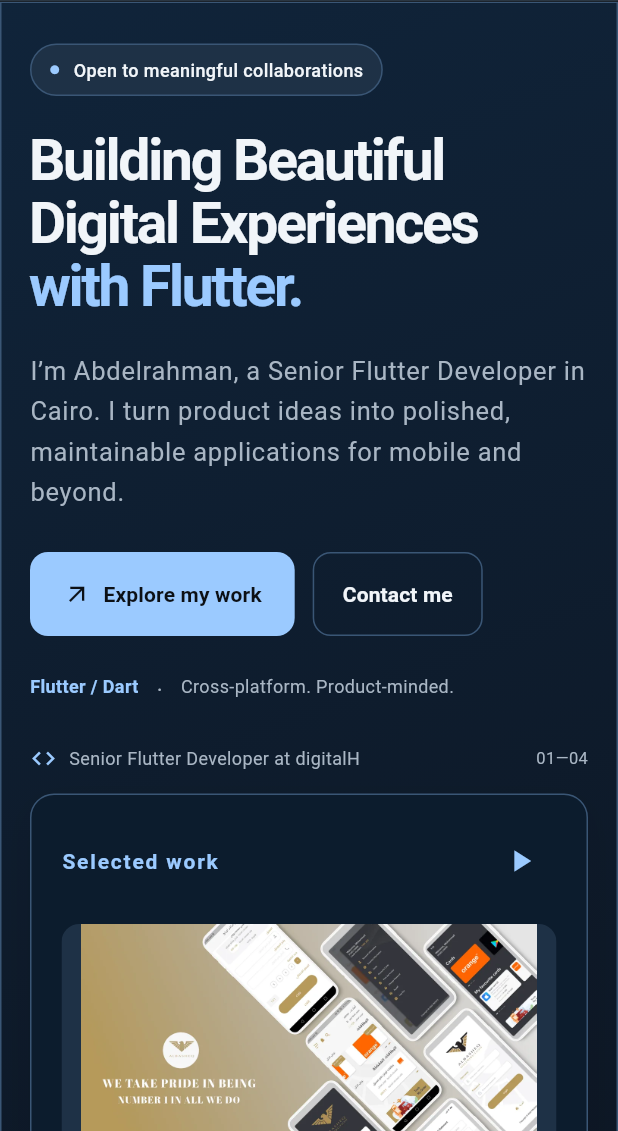
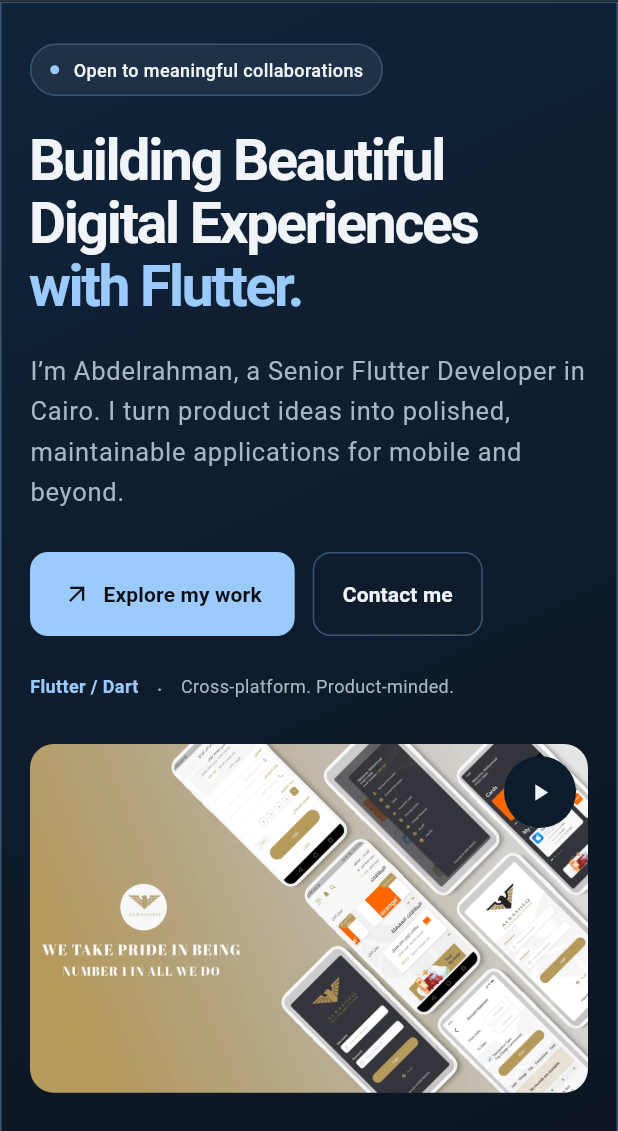
Before and after one commit to abdo6400/portfolio, a Flutter app: the screen it shows after launch, after a tap on the "pause" icon, on a phone screen of 412 x 824 dp, the part 105-1236 px from its top. Run offline on Flutter 3.47's test engine with Material 3 defaults, Android fonts, the phone set to English and light mode, and no system bars; our stand-ins replace video_player.

Commit message:
Simplify hero showcase to project artwork and title

```diff
--- a/flutter-portfolio/lib/content/studio_content.dart
+++ b/flutter-portfolio/lib/content/studio_content.dart
@@ -1,6 +1,15 @@
 import 'portfolio_content.dart';
 
 abstract final class StudioCopy {
+  static const showcaseHint = Bilingual(
+    'Swipe or use arrow keys to browse projects.',
+    'اسحب أو استخدم مفاتيح الأسهم لتصفح المشاريع.',
+  );
+  static const nextProject = Bilingual('Next project', 'المشروع التالي');
+  static const previousProject = Bilingual(
+    'Previous project',
+    'المشروع السابق',
+  );
   static const home = Bilingual('Home', 'الرئيسية');
   static const skills = Bilingual('Skills', 'المهارات');
   static const projects = Bilingual('Projects', 'المشاريع');
--- a/flutter-portfolio/lib/design/theme.dart
+++ b/flutter-portfolio/lib/design/theme.dart
@@ -13,6 +13,7 @@ abstract final class Brand {
   static const space = 24.0;
   static const radius = 16.0;
   static const panelRadius = 36.0;
+  static const showcaseImageRatio = 1.6;
   static const contentWidth = 1240.0;
   static const desktop = 850.0;
   static const navDesktop = 1020.0;
--- a/flutter-portfolio/lib/pages/portfolio_sections.dart
+++ b/flutter-portfolio/lib/pages/portfolio_sections.dart
@@ -132,27 +132,10 @@ class PortfolioSections {
           ),
         ],
       );
-      final composition = Column(
-        crossAxisAlignment: CrossAxisAlignment.stretch,
-        children: [
-          Padding(
-            padding: const EdgeInsets.only(bottom: 14),
-            child: Row(
-              children: [
-                Icon(Icons.code, size: 18, color: p.violet),
-                const SizedBox(width: 8),
-                Expanded(
-                  child: Text(
-                    t(Copy.role),
-                    style: TextStyle(color: p.muted, fontSize: 12),
-                  ),
-                ),
-                Text('01—04', style: TextStyle(color: p.muted, fontSize: 11)),
-              ],
-            ),
-          ),
-          HeroShowcase(arabic: arabic, wide: wide, onProject: onProject),
-        ],
+      final composition = HeroShowcase(
+        arabic: arabic,
+        wide: wide,
+        onProject: onProject,
       );
       return Column(
         crossAxisAlignment: CrossAxisAlignment.start,
--- a/flutter-portfolio/lib/widgets/hero_showcase.dart
+++ b/flutter-portfolio/lib/widgets/hero_showcase.dart
@@ -1,12 +1,15 @@
 import 'dart:async';
 
 import 'package:flutter/material.dart';
+import 'package:flutter/services.dart';
+import 'package:flutter/gestures.dart';
+import 'package:flutter/semantics.dart';
 
 import '../content/portfolio_content.dart';
 import '../content/featured_projects.dart';
 import '../content/project_covers.dart';
+import '../content/studio_content.dart';
 import '../design/theme.dart';
-import 'brand_widgets.dart';
 
 class BrandIdentity extends StatelessWidget {
   const BrandIdentity({super.key, required this.arabic});
@@ -88,6 +91,7 @@ class _HeroShowcaseState extends State<HeroShowcase>
   bool hovered = false;
   bool focused = false;
   bool foreground = true;
+  bool dragging = false;
   bool reducedMotion = false;
   @override
   void initState() {
@@ -102,7 +106,12 @@ class _HeroShowcaseState extends State<HeroShowcase>
     timer?.cancel();
     if (!reducedMotion) {
       timer = Timer.periodic(const Duration(seconds: 5), (_) {
-        if (mounted && !paused && !hovered && !focused && foreground) {
+        if (mounted &&
+            !paused &&
+            !hovered &&
+            !focused &&
+            !dragging &&
+            foreground) {
           setState(() => index = (index + 1) % featuredProjects.length);
         }
       });
@@ -121,109 +130,150 @@ class _HeroShowcaseState extends State<HeroShowcase>
     super.dispose();
   }
 
+  double dragDistance = 0;
+  void shift(int direction) => setState(() {
+    index = (index + direction) % featuredProjects.length;
+  });
+
   @override
   Widget build(BuildContext context) {
     final project = featuredProjects[index];
+    final p = Palette.of(context);
     return RepaintBoundary(
       child: MouseRegion(
         onEnter: (_) => hovered = true,
         onExit: (_) => hovered = false,
         child: Focus(
           onFocusChange: (value) => focused = value,
-          child: Container(
-            padding: const EdgeInsets.all(20),
-            decoration: BoxDecoration(
-              color: Palette.of(context).panel,
-              border: Border.all(color: Palette.of(context).border),
-              boxShadow: const [
-                BoxShadow(
-                  color: Color(0x14000000),
-                  blurRadius: 20,
-                  offset: Offset(0, 8),
+          onKeyEvent: (_, event) {
+            if (event is! KeyDownEvent) return KeyEventResult.ignored;
+            final key = event.logicalKey;
+            if (key != LogicalKeyboardKey.arrowLeft &&
+                key != LogicalKeyboardKey.arrowRight) {
+              return KeyEventResult.ignored;
+            }
+            final right = key == LogicalKeyboardKey.arrowRight;
+            shift((right != widget.arabic) ? 1 : -1);
+            return KeyEventResult.handled;
+          },
+          child: Column(
+            crossAxisAlignment: CrossAxisAlignment.stretch,
+            children: [
+              Semantics(
+                hint: StudioCopy.showcaseHint.inLanguage(widget.arabic),
+                customSemanticsActions: {
+                  CustomSemanticsAction(
+                    label: StudioCopy.nextProject.inLanguage(widget.arabic),
+                  ): () =>
+                      shift(1),
+                  CustomSemanticsAction(
+                    label: StudioCopy.previousProject.inLanguage(widget.arabic),
+                  ): () =>
+                      shift(-1),
+                },
+                child: GestureDetector(
+                  dragStartBehavior: DragStartBehavior.down,
+                  onHorizontalDragStart: (_) {
+                    dragging = true;
+                    dragDistance = 0;
+                  },
+                  onHorizontalDragCancel: () {
+                    dragging = false;
+                    dragDistance = 0;
+                  },
+                  onHorizontalDragUpdate: (details) =>
+                      dragDistance += details.delta.dx,
+                  onHorizontalDragEnd: (_) {
+                    if (dragDistance.abs() > 32) {
+                      shift((dragDistance < 0) != widget.arabic ? 1 : -1);
+                    }
+                    dragDistance = 0;
+                    dragging = false;
+                  },
+                  child: Stack(
+                    children: [
+                      ClipRRect(
+                        borderRadius: BorderRadius.circular(Brand.radius),
+                        child: AspectRatio(
+                          key: const ValueKey('showcase-image'),
+                          aspectRatio: Brand.showcaseImageRatio,
+                          child: AnimatedSwitcher(
+                            duration: Duration(
+                              milliseconds: reducedMotion ? 0 : 250,
                             ),
-              ],
-              borderRadius: BorderRadius.circular(Brand.radius),
-            ),
-            child: Column(
-              crossAxisAlignment: CrossAxisAlignment.start,
-              children: [
-                Row(
-                  children: [
-                    Expanded(
-                      child: Eyebrow(
-                        Copy.work.inLanguage(widget.arabic),
-                        light: false,
-                      ),
-                    ),
-                    if (!reducedMotion)
-                      IconButton(
-                        color: Palette.of(context).accent,
-                        tooltip: (paused ? Copy.resume : Copy.pauseSlides)
-                            .inLanguage(widget.arabic),
-                        onPressed: () => setState(() => paused = !paused),
-                        icon: Icon(paused ? Icons.play_arrow : Icons.pause),
-                      ),
-                  ],
-                ),
-                const SizedBox(height: 18),
-                ClipRRect(
-                  borderRadius: BorderRadius.circular(12),
-                  child: AnimatedSwitcher(
-                    duration: Duration(milliseconds: reducedMotion ? 0 : 250),
+                            child: Material(
+                              key: ValueKey(project.id),
+                              color: p.raised,
                               child: InkWell(
-                      key: ValueKey(project.id),
                                 onTap: () => widget.onProject(project),
-                      child: ProjectImage(
-                        asset:
-                            projectCovers[project.id] ?? project.images.first,
-                        label: project.name,
-                        arabic: widget.arabic,
-                        height: widget.wide ? 220 : 180,
+                                child: Image.asset(
+                                  projectCovers[project.id] ??
+                                      project.images.first,
+                                  width: double.infinity,
+                                  height: double.infinity,
+                                  fit: BoxFit.cover,
+                                  semanticLabel: project.name,
+                                  errorBuilder: (_, _, _) => Center(
+                                    child: Text(
+                                      Copy.imageFailed.inLanguage(
+                                        widget.arabic,
                                       ),
                                     ),
                                   ),
                                 ),
-                const SizedBox(height: 20),
-                Text(
+                              ),
+                            ),
+                          ),
+                        ),
+                      ),
+                      if (!reducedMotion)
+                        PositionedDirectional(
+                          top: 8,
+                          end: 8,
+                          child: Material(
+                            color: p.panel,
+                            shape: const CircleBorder(),
+                            child: IconButton(
+                              color: p.text,
+                              tooltip: (paused ? Copy.resume : Copy.pauseSlides)
+                                  .inLanguage(widget.arabic),
+                              onPressed: () => setState(() => paused = !paused),
+                              iconSize: 18,
+                              icon: Icon(
+                                paused ? Icons.play_arrow : Icons.pause,
+                              ),
+                            ),
+                          ),
+                        ),
+                    ],
+                  ),
+                ),
+              ),
+              const SizedBox(height: 8),
+              Material(
+                color: Colors.transparent,
+                child: InkWell(
+                  borderRadius: BorderRadius.circular(12),
+                  onTap: () => widget.onProject(project),
+                  child: Padding(
+                    padding: const EdgeInsets.symmetric(vertical: 12),
+                    child: Row(
+                      children: [
+                        Expanded(
+                          child: Text(
                             project.name,
                             key: const ValueKey('showcase-project-name'),
                             style: Theme.of(context).textTheme.titleLarge!
-                      .copyWith(color: Palette.of(context).text),
+                                .copyWith(color: p.text),
                           ),
-                const SizedBox(height: 6),
-                Text(
-                  project.category.inLanguage(widget.arabic),
-                  style: Theme.of(context).textTheme.bodyMedium!
-                      .copyWith(color: Palette.of(context).muted),
                         ),
-                const SizedBox(height: 14),
-                Wrap(
-                  spacing: 8,
-                  children: featuredProjects
-                      .asMap()
-                      .entries
-                      .map(
-                        (e) => Semantics(
-                          selected: index == e.key,
-                          child: IconButton(
-                            tooltip: e.value.name,
-                            onPressed: () => setState(() => index = e.key),
-                            icon: Icon(
-                              index == e.key
-                                  ? Icons.radio_button_checked
-                                  : Icons.radio_button_unchecked,
-                              size: 17,
-                              color: index == e.key
-                                  ? Palette.of(context).violet
-                                  : Palette.of(context).muted,
+                        Icon(Icons.arrow_outward, size: 22, color: p.accent),
+                      ],
                     ),
                   ),
                 ),
-                      )
-                      .toList(),
               ),
             ],
-            ),
           ),
         ),
       ),
```
Also changed, not shown: 3 other files. Lines whose indentation alone changed are shown as unchanged.
